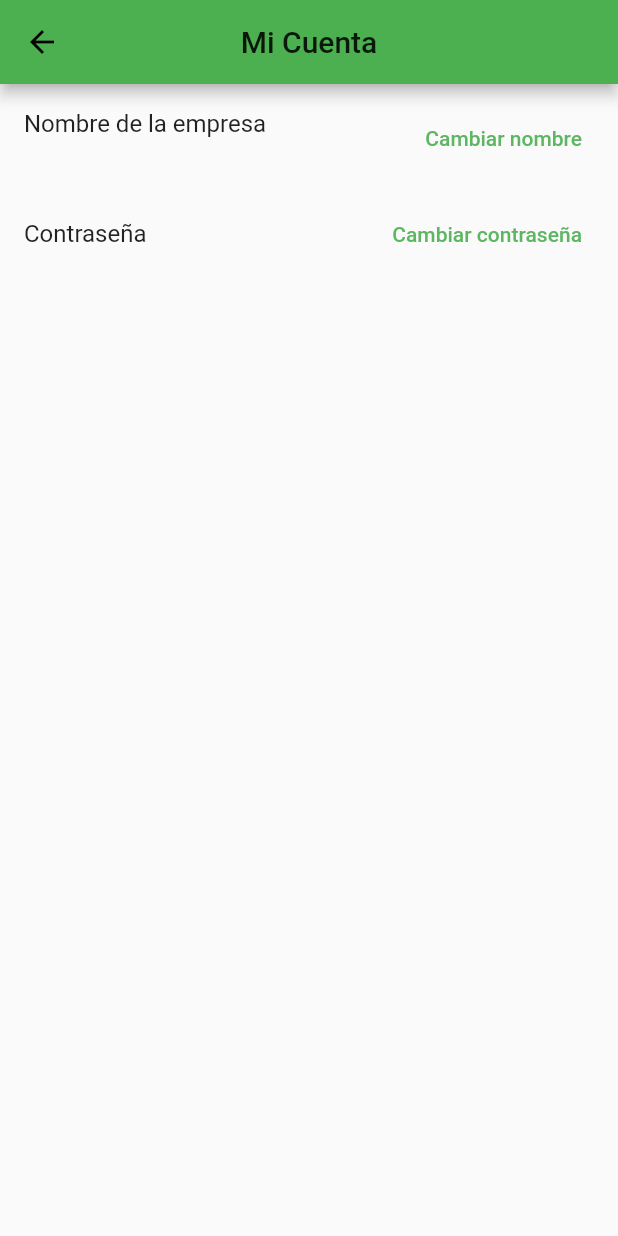
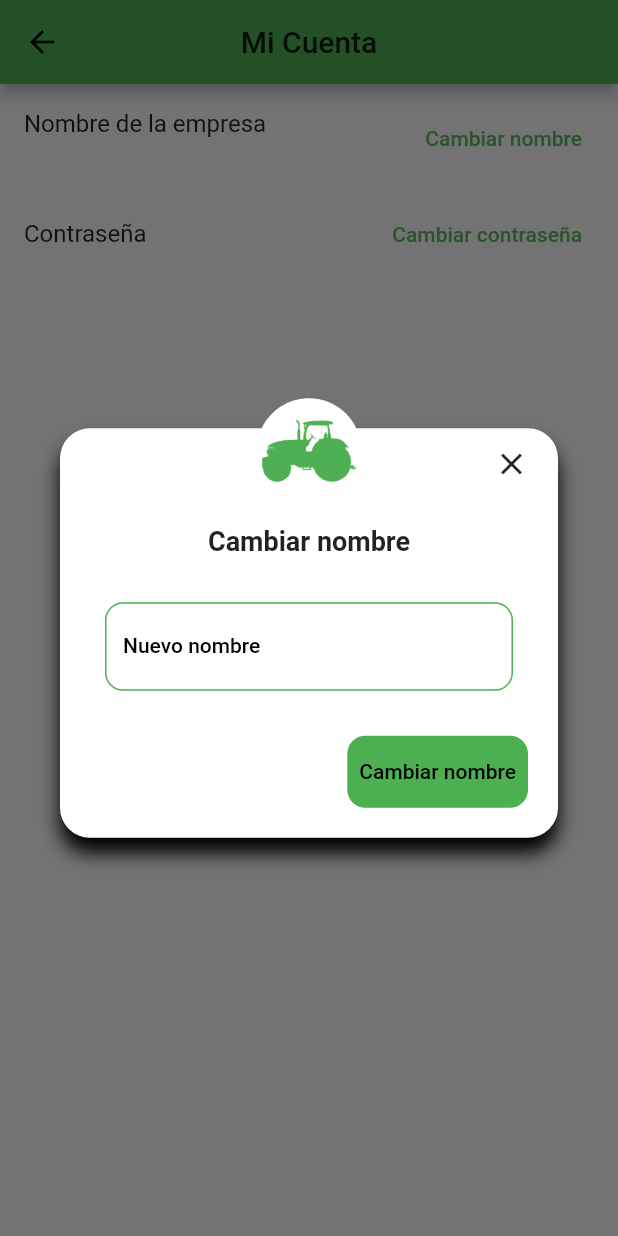
Before and after one commit to HoltzTomas/CDPAPP, a Flutter app: the AccountConfigurationScreen screen opened directly, after a tap on "Cambiar nombre", on a phone screen of 412 x 824 dp. Run offline on Flutter 3.47's test engine with Material 2 defaults, Android fonts, the phone set to English and light mode, and no system bars; our stand-ins replace cloud_firestore, connectivity, easy_splash_screen, file_picker, firebase_auth, firebase_core and 6 more; missing offline and left inert: purchases_flutter, syncfusion_flutter_pdf, syncfusion_flutter_signaturepad; accounts and stored records are empty.

```diff
--- a/cdp_app/lib/Company/ui/screens/AccountConfigurationScreen/account_configuration_screen.dart
+++ b/cdp_app/lib/Company/ui/screens/AccountConfigurationScreen/account_configuration_screen.dart
@@ -1,6 +1,11 @@
+import 'package:cdp_app/Company/ui/screens/AccountConfigurationScreen/widgets/change_name_dialog.dart';
+import 'package:cdp_app/Company/ui/screens/ChangePasswordScreen/change_password_screen.dart';
+import 'package:cdp_app/Form/ui/widgets/form_text_field.dart';
+import 'package:cdp_app/PDF/ui/widgets/custom_dialog.dart';
 import 'package:cdp_app/constants.dart';
 import 'package:firebase_auth/firebase_auth.dart';
 import 'package:flutter/material.dart';
+import 'package:page_transition/page_transition.dart';
 
 class AccountConfigurationScreen extends StatelessWidget {
   const AccountConfigurationScreen({Key? key}) : super(key: key);
@@ -15,18 +20,25 @@ class AccountConfigurationScreen extends StatelessWidget {
       ),
       body: ListView(
         children: [
-          changeCompanyNameTile(),
-          changeCompanyPasswordTile()
+          changeCompanyNameTile(context),
+          changeCompanyPasswordTile(context)
         ],
       ),
     );
   }
 
-  Widget changeCompanyNameTile() => ListTile(
+  Widget changeCompanyNameTile(BuildContext context) => ListTile(
         title: const Text("Nombre de la empresa"),
         subtitle: Text(FirebaseAuth.instance.currentUser!.displayName!),
         trailing: TextButton(
-          onPressed: () {},
+          onPressed: () {
+            showDialog(
+              context: context,
+              builder: (context) {
+                return const ChangeNameDialog();
+              },
+            );
+          },
           child: Text(
             "Cambiar nombre",
             style: TextStyle(
@@ -36,10 +48,17 @@ class AccountConfigurationScreen extends StatelessWidget {
         ),
       );
 
-  Widget changeCompanyPasswordTile() => ListTile(
+  Widget changeCompanyPasswordTile(BuildContext context) => ListTile(
         title: const Text("Contraseña"),
         trailing: TextButton(
-          onPressed: () {},
+          onPressed: () {
+            Navigator.push(
+              context,
+              PageTransition(
+                  child: const ChangePasswordScreen(),
+                  type: PageTransitionType.bottomToTop),
+            );
+          },
           child: Text(
             "Cambiar contraseña",
             style: TextStyle(
--- /dev/null
+++ b/cdp_app/lib/Company/ui/screens/AccountConfigurationScreen/widgets/change_name_dialog.dart
@@ -0,0 +1,77 @@
+import 'package:cdp_app/Form/ui/widgets/form_text_field.dart';
+import 'package:cdp_app/PDF/ui/widgets/custom_dialog.dart';
+import 'package:cdp_app/constants.dart';
+import 'package:firebase_auth/firebase_auth.dart';
+import 'package:flutter/material.dart';
+
+class ChangeNameDialog extends StatefulWidget {
+  const ChangeNameDialog({
+    Key? key,
+  }) : super(key: key);
+
+  @override
+  State<ChangeNameDialog> createState() => _ChangeNameDialogState();
+}
+
+class _ChangeNameDialogState extends State<ChangeNameDialog> {
+  String newName = "";
+  String buttonText = "cambiar nombre";
+  @override
+  Widget build(BuildContext context) {
+    final currentUser = FirebaseAuth.instance.currentUser;
+    return CustomDialog(
+      child: Column(
+        mainAxisAlignment: MainAxisAlignment.center,
+        mainAxisSize: MainAxisSize.min,
+        children: [
+          const Text(
+            "Cambiar nombre",
+            style: TextStyle(fontWeight: FontWeight.bold, fontSize: 18),
+          ),
+          const SizedBox(height: defaultPadding),
+          FormTextField(
+            dataWeWantReceive: "Nuevo nombre",
+            onChanged: (value) {
+              setState(() {
+                newName = value;
+              });
+            },
+          ),
+        ],
+      ),
+      button: Container(
+        decoration: BoxDecoration(
+          color: primaryColor,
+          borderRadius: BorderRadius.circular(12),
+        ),
+        child: TextButton(
+          onPressed: () {
+            setState(() {
+              buttonText = "Cargando...";
+            });
+            currentUser!.updateDisplayName(newName).whenComplete(
+              () {
+                setState(() {
+                  buttonText = "Cambiar nombre";
+                });
+                Navigator.pop(context);
+                ScaffoldMessenger.of(context).showSnackBar(
+                  const SnackBar(
+                    backgroundColor: primaryColor,
+                    content: Text(
+                      "Nombre cambiado con éxito",
+                    ),
+                  ),
+                );
+              },
+            );
+          },
+          child: const Text(
+            "Cambiar nombre",
+            style: TextStyle(color: darkColor),
+          ),
+        ),
+      ),
+    );
+  }
+}
```
Also changed, not shown: cdp_app/lib/Company/ui/screens/HomeScreen/widgets/close_session_dialog.dart (added, +41 -0 lines), cdp_app/lib/Company/ui/screens/HomeScreen/widgets/home_drawer.dart (+10 -4 lines), cdp_app/lib/Subs/ui/screens/PaywallScreen/widgets/pro_subscription_screen.dart (+5 -2 lines), cdp_app/lib/PDF/ui/screens/PdfsListScreen/widgets/upload_cdps_fab.dart (indentation only).
